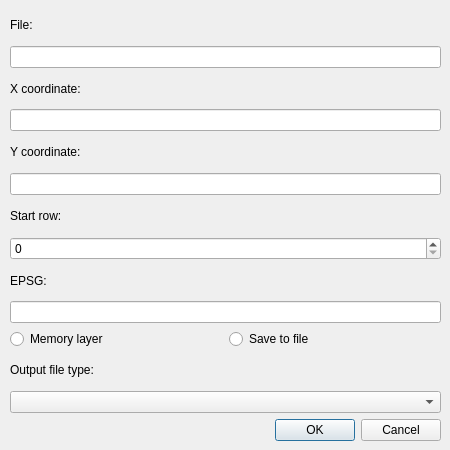
schulzsebastian/qgisplugin_spreadsheet, file spreadsheet_dialog_base.ui: the form before one commit.
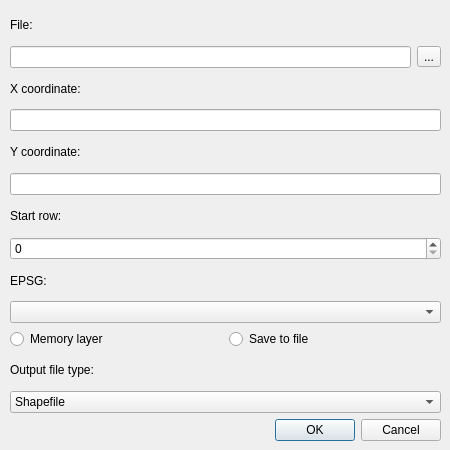
The form after the commit.

Commit message: combo boxes

What changed in the file:
```diff
--- a/spreadsheet_dialog_base.ui
+++ b/spreadsheet_dialog_base.ui
@@ -31,7 +31,18 @@
      </widget>
     </item>
     <item>
-     <widget class="QLineEdit" name="lineEdit"/>
+     <layout class="QHBoxLayout" name="horizontalLayout">
+      <item>
+       <widget class="QLineEdit" name="lineEdit"/>
+      </item>
+      <item>
+       <widget class="QToolButton" name="toolButton">
+        <property name="text">
+         <string>...</string>
+        </property>
+       </widget>
+      </item>
+     </layout>
     </item>
     <item>
      <widget class="QLabel" name="label_2">
@@ -71,7 +82,7 @@
      </widget>
     </item>
     <item>
-     <widget class="QLineEdit" name="lineEdit_4"/>
+     <widget class="QComboBox" name="comboBox_2"/>
     </item>
     <item>
      <layout class="QHBoxLayout" name="horizontalLayout_2">
@@ -99,7 +110,18 @@
      </widget>
     </item>
     <item>
-     <widget class="QComboBox" name="comboBox"/>
+     <widget class="QComboBox" name="comboBox">
+      <item>
+       <property name="text">
+        <string>Shapefile</string>
+       </property>
+      </item>
+      <item>
+       <property name="text">
+        <string>GeoJSON</string>
+       </property>
+      </item>
+     </widget>
     </item>
     <item>
      <widget class="QDialogButtonBox" name="buttonBox">
```
